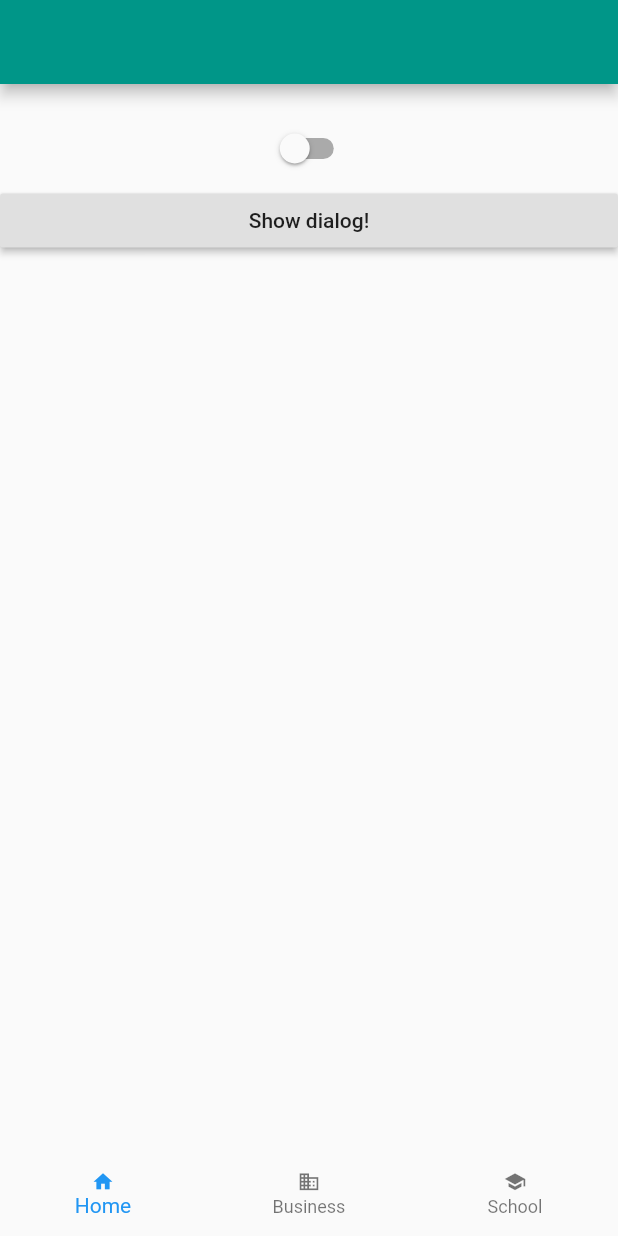
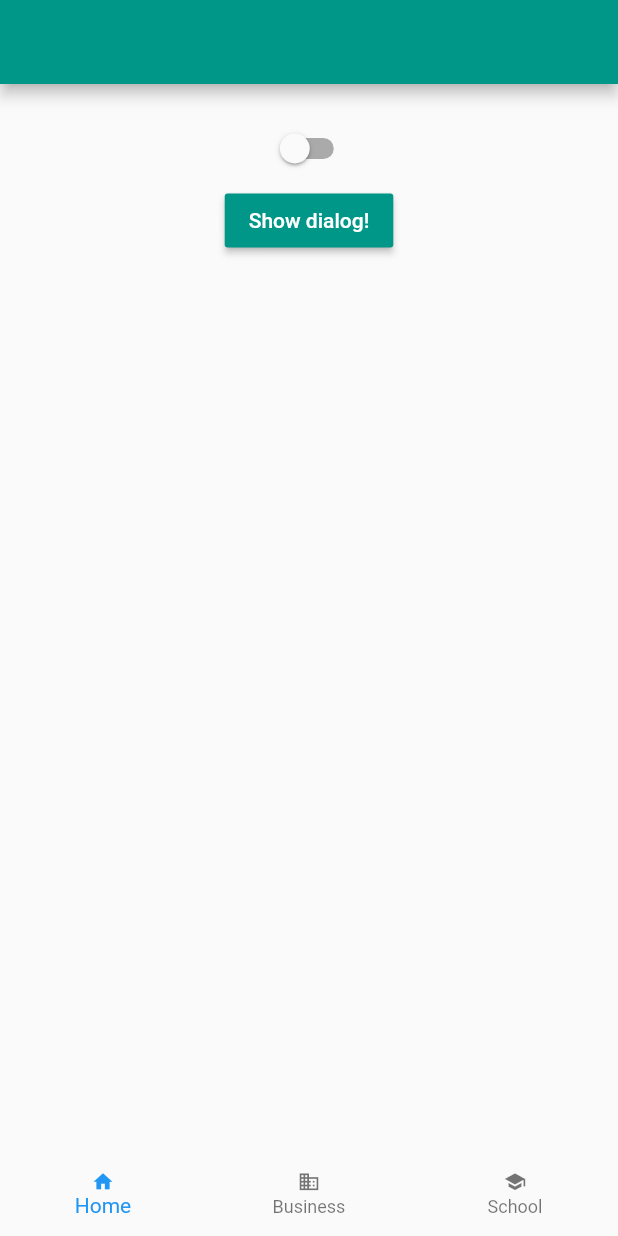
Before and after one commit to enzotiezzi/zcomponents, a Flutter app: the screen it shows after launch, on a phone screen of 412 x 824 dp. Run offline on Flutter 3.47's test engine with Material 2 defaults, Android fonts, the phone set to English and light mode, and no system bars.

Commit message:
subAltButton

```diff
--- a/example/lib/main.dart
+++ b/example/lib/main.dart
@@ -5,6 +5,8 @@ import 'package:flutter/services.dart';
 import 'package:z_components/z_switch.dart';
 import 'package:z_components/z_picker.dart';
 import 'package:z_components/z_tabbar.dart';
+import 'package:z_components/z_button.dart';
+
 
 import 'package:z_components/z_navigationbar.dart';
 import 'package:z_components/z_text_field.dart';
@@ -44,11 +46,13 @@ class Home extends StatelessWidget{
       ),
       body: new ListView(
         children: <Widget>[
+          new Column(
+              children: <Widget>[
                 ZTextField(),
 
                 ZSwitch(value: value, onChanged: (b) {}),
-        RaisedButton(
-            child: Text('Show dialog!'),
+                ZButton(
+                    child: Text('Show dialog!',style: new TextStyle(color: Colors.white),),
                     onPressed: () {
                       new ZPicker(
                         context: context,
@@ -59,6 +63,8 @@ class Home extends StatelessWidget{
                     }),
 
               ]),
+        ],
+      ),
       bottomNavigationBar: ZtabBar(
         items: const <BottomNavigationBarItem>[
           BottomNavigationBarItem(
--- /dev/null
+++ b/lib/z_button.dart
@@ -0,0 +1,86 @@
+import 'dart:io';
+
+import 'package:flutter/cupertino.dart';
+import 'package:flutter/gestures.dart';
+import 'package:flutter/material.dart';
+import 'package:flutter/services.dart';
+
+class ZButton extends StatelessWidget {
+  Key key;
+  Widget zButton;
+  double minSize;
+  VoidCallback onPressed;
+  ValueChanged<bool> onHighlightChanged;
+  ButtonTextTheme textTheme;
+  Color textColor;
+  Color disabledTextColor;
+  Color color;
+  Color disabledColor;
+  EdgeInsetsGeometry padding;
+  Color highlightColor;
+  Color splashColor;
+  double elevation;
+  double highlightElevation;
+  double disabledElevation;
+  Widget child;
+  ShapeBorder shape;
+  BorderRadius borderRadius;
+  double pressedOpacity;
+
+  ZButton({
+    Key key,
+    @required this.onPressed,
+    this.onHighlightChanged,
+    this.textTheme,
+    this.textColor,
+    this.padding,
+    this.disabledTextColor,
+    this.color = Colors.teal,
+    this.disabledColor,
+    this.highlightColor,
+    this.splashColor,
+    this.elevation,
+    this.highlightElevation,
+    this.disabledElevation,
+    this.minSize = 44.0,
+    this.pressedOpacity = 0.1,
+    this.child,
+    this.shape,
+    this.borderRadius,
+  })  : assert(elevation == null || elevation >= 0.0),
+        assert(highlightElevation == null || highlightElevation >= 0.0),
+        assert(disabledElevation == null || disabledElevation >= 0.0) {
+    if (Platform.isAndroid) {
+      zButton = new RaisedButton(
+        onPressed: this.onPressed,
+        child: this.child,
+        color: this.color,
+        shape: this.shape,
+        elevation: this.elevation,
+        padding: this.padding,
+        disabledElevation: this.disabledElevation,
+        highlightElevation: this.highlightElevation,
+        splashColor: this.splashColor,
+        disabledColor: this.disabledColor,
+        key: key,
+      );
+    } else {
+      zButton = new CupertinoButton(
+        onPressed: this.onPressed,
+        child: this.child,
+        color: this.color,
+        padding: this.padding,
+        borderRadius: this.borderRadius,
+        disabledColor: this.disabledColor,
+        key: key,
+        minSize: this.minSize,
+        pressedOpacity: this.pressedOpacity,
+      );
+    }
+  }
+
+  @override
+  Widget build(BuildContext context) {
+    return zButton;
+  }
+}
```
Lines whose indentation alone changed are shown as unchanged.
